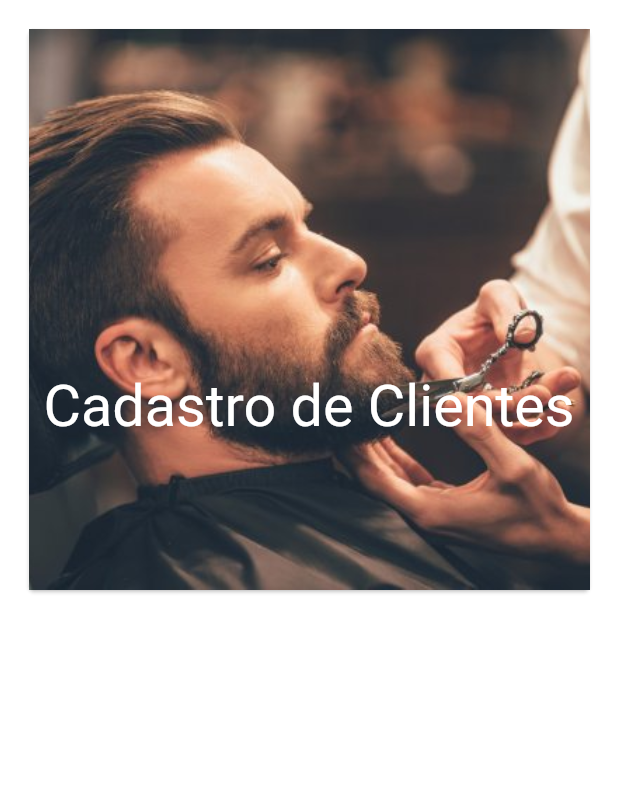
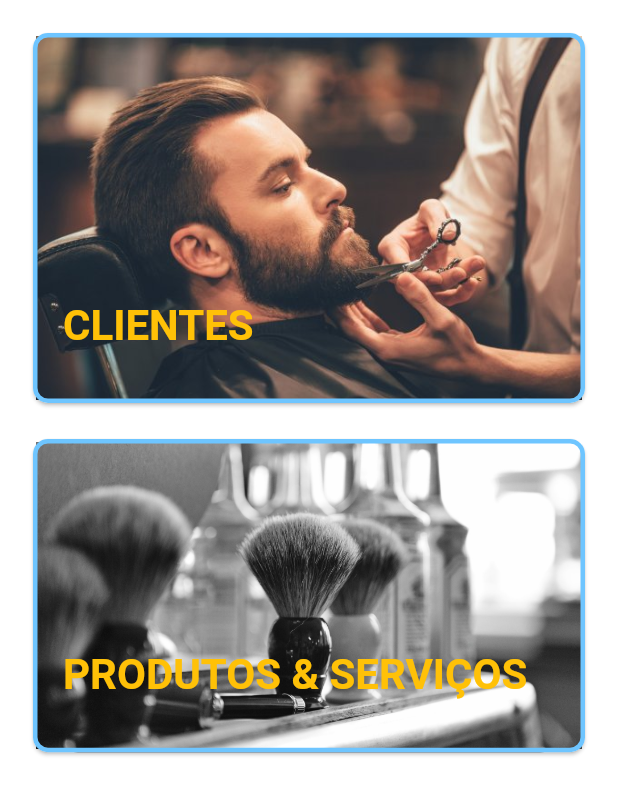
Before and after one commit to lucascardo12/housebarber, a Flutter app: the NewRegisters screen opened by its route, on a phone screen of 412 x 824 dp. Shown: the top 795 px of the screen. Run offline on Flutter 3.47's test engine with Material 2 defaults, Android fonts, the phone set to English and light mode, and no system bars; our stand-ins replace convex_bottom_bar, dropdown_search, flutter_money_formatter, image_picker, liquid_swipe, shared_preferences and 1 more; missing offline and left inert: fluttertoastalert, mongo_dart, shared_preferences_web; accounts and stored records are empty.

Commit message:
Correção dos cards de cadastros.

```diff
--- a/lib/pages/home/new-registers-page.dart
+++ b/lib/pages/home/new-registers-page.dart
@@ -10,56 +10,59 @@ class NewRegisters extends StatefulWidget {
 class _NewRegisterPageState extends State<NewRegisters> {
   @override
   Widget build(BuildContext context) {
-    return GridView.count(
-      crossAxisCount: 1,
+    return SingleChildScrollView(
+      scrollDirection: Axis.vertical,
+      child: Container(
+        padding: EdgeInsets.all(10.0),
+        child: Center(
+          child: Column(
             children: <Widget>[
-        Container(
-          decoration: BoxDecoration(
-            borderRadius: BorderRadius.circular(20.0),
+              _cardCadastroClientes(),
+              _cardCadastroProdutosServicos(),
+            ],
           ),
-          padding: EdgeInsets.all(15),
-          child: _cardCadastroClientes(),
-        )
-      ],
+        ),
+      ),
     );
   }
 
   Widget _cardCadastroClientes() {
-    return Card(
+    return Padding(
+      padding: const EdgeInsets.all(8.0),
+      child: Card(
+        shape: RoundedRectangleBorder(
+          side: BorderSide(color: secondaryLight, width: 3),
+          borderRadius: BorderRadius.circular(10),
+        ),
         child: InkWell(
-        splashColor: Colors.blue.withAlpha(30),
+          splashColor: secondaryDark.withAlpha(30),
           onTap: () {
-          Navigator.pushNamed(context, '/newClient');
+            Navigator.pushNamed(context, '/listaClientes');
           },
-        child: Container(
+          child: Stack(
+            children: [
+              Container(
                 decoration: BoxDecoration(
-            borderRadius: BorderRadius.circular(20.0),
+                  border: Border.all(width: 2),
+                  borderRadius: BorderRadius.circular(30.0),
                 ),
                 width: double.infinity,
-          child: Stack(
-            children: <Widget>[
-              Positioned.fill(
                 child: Image.asset(
                   'assets/imagens/backgroud-new-client.jpg',
                   fit: BoxFit.cover,
                 ),
               ),
               Positioned(
-                bottom: 100.0,
-                left: 10.0,
-                right: 10.0,
-                child: FittedBox(
-                  fit: BoxFit.scaleDown,
-                  alignment: Alignment.centerLeft,
+                bottom: 35.0,
+                left: 20.0,
                 child: Text(
-                    'Cadastro de Clientes',
-                    style: Theme.of(context)
-                        .textTheme
-                        .headline5
-                        .copyWith(color: Colors.white, fontSize: 60),
+                  "CLIENTES",
+                  style: TextStyle(
+                      fontWeight: FontWeight.bold,
+                      fontSize: 28.0,
+                      color: Colors.amber),
                 ),
               ),
-              )
             ],
           ),
         ),
@@ -68,39 +71,42 @@ class _NewRegisterPageState extends State<NewRegisters> {
   }
 
   Widget _cardCadastroProdutosServicos() {
-    return Card(
+    return Padding(
+      padding: const EdgeInsets.all(8.0),
+      child: Card(
+        shape: RoundedRectangleBorder(
+          side: BorderSide(color: secondaryLight, width: 3),
+          borderRadius: BorderRadius.circular(10),
+        ),
         child: InkWell(
           splashColor: Colors.blue.withAlpha(30),
           onTap: () {
-          print('Card Cadastro de Cliente');
+            Navigator.pushNamed(context, '/listaProdutoServico');
           },
-        child: Container(
-          decoration: BoxDecoration(borderRadius: BorderRadius.circular(20.0)),
+          child: Stack(
+            children: [
+              Container(
+                decoration: BoxDecoration(
+                  border: Border.all(width: 2),
+                  borderRadius: BorderRadius.circular(30.0),
+                ),
                 width: double.infinity,
-          child: Stack(
-            children: <Widget>[
-              Positioned.fill(
                 child: Image.asset(
                   'assets/imagens/backgroud-new-produto-servico.jpg',
                   fit: BoxFit.cover,
                 ),
               ),
               Positioned(
-                bottom: 100.0,
-                left: 10.0,
-                right: 10.0,
-                child: FittedBox(
-                  fit: BoxFit.scaleDown,
-                  alignment: Alignment.centerLeft,
+                bottom: 35.0,
+                left: 20.0,
                 child: Text(
-                    'Cadastro de Clientes',
-                    style: Theme.of(context)
-                        .textTheme
-                        .headline5
-                        .copyWith(color: Colors.white, fontSize: 60),
+                  "PRODUTOS & SERVIÇOS",
+                  style: TextStyle(
+                      fontWeight: FontWeight.bold,
+                      fontSize: 28.0,
+                      color: Colors.amber),
                 ),
               ),
-              )
             ],
           ),
         ),
```
Lines whose indentation alone changed are shown as unchanged.
